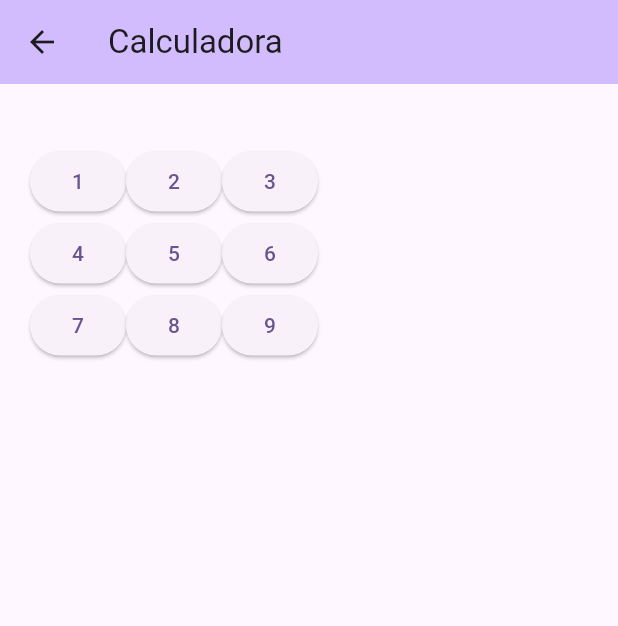
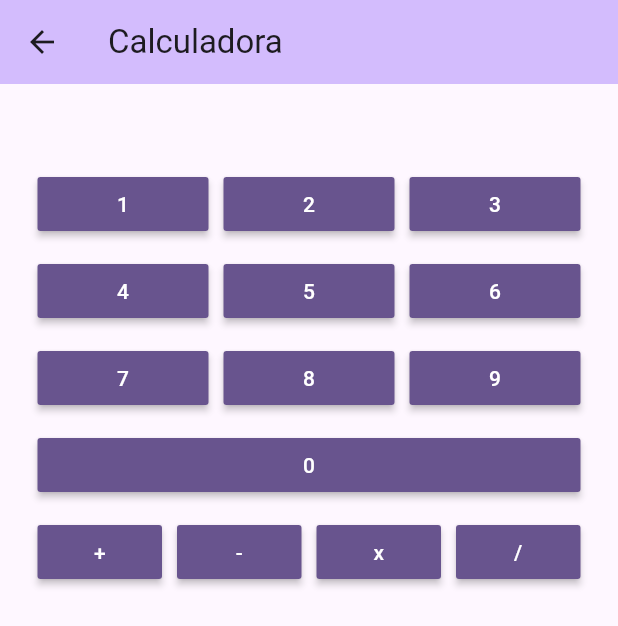
Before and after one commit to jmacboy/moviles-2-2024-1, a Flutter app: the screen it shows after launch, after a tap on "Ir a la página de calculadora", on a phone screen of 412 x 824 dp. Shown: the top 626 px of the screen. Run offline on Flutter 3.47's test engine with Material 3 defaults, Android fonts, the phone set to English and light mode, and no system bars; network calls fail.

Commit message:
agregada calculadora con botones estirados

```diff
--- a/pruebaflutter/lib/pages/calculator_page.dart
+++ b/pruebaflutter/lib/pages/calculator_page.dart
@@ -9,9 +9,22 @@ class CalculatorPage extends StatefulWidget {
 
 class _CalculatorPageState extends State<CalculatorPage> {
   String _result = '';
+  String currentOperation = '';
+  int firstNumber = 0;
   void appendNumber(int number) {
     setState(() {
       _result += number.toString();
+    });
+  }
+
+  void startOperation(String operation) {
+    currentOperation = operation;
+    firstNumber = 0;
+    if (_result.isNotEmpty) {
+      firstNumber = int.parse(_result);
+    }
+    setState(() {
+      _result = '';
     });
   }
 
@@ -26,7 +39,14 @@ class _CalculatorPageState extends State<CalculatorPage> {
           margin: const EdgeInsets.all(20.0),
           child: Column(
             children: [
-              Text(_result),
+              Row(children: [
+                Expanded(
+                    child: Text(
+                  _result,
+                  style: Theme.of(context).textTheme.headlineMedium,
+                  textAlign: TextAlign.right,
+                ))
+              ]),
               getNumberPanel(),
             ],
           )),
@@ -36,37 +56,85 @@ class _CalculatorPageState extends State<CalculatorPage> {
   getNumberPanel() {
     return Column(
       children: [
-        Row(
+        Container(
+          margin: const EdgeInsets.only(bottom: 10.0),
+          child: Row(
             children: [
               getNumberButton(1),
               getNumberButton(2),
               getNumberButton(3),
             ],
           ),
-        Row(
+        ),
+        Container(
+          margin: const EdgeInsets.only(bottom: 10.0),
+          child: Row(
             children: [
               getNumberButton(4),
               getNumberButton(5),
               getNumberButton(6),
             ],
           ),
-        Row(
+        ),
+        Container(
+          margin: const EdgeInsets.only(bottom: 10.0),
+          child: Row(
             children: [
               getNumberButton(7),
               getNumberButton(8),
               getNumberButton(9),
             ],
           ),
+        ),
+        Container(
+          margin: const EdgeInsets.only(bottom: 10.0),
+          child: Row(
+            children: [
+              getNumberButton(0),
+            ],
+          ),
+        ),
+        Row(
+          children: [
+            getOperationButton('+'),
+            getOperationButton('-'),
+            getOperationButton('x'),
+            getOperationButton('/'),
+          ],
+        )
       ],
     );
   }
 
   Widget getNumberButton(int number) {
-    return ElevatedButton(
+    return Expanded(
+      child: Container(
+        margin: const EdgeInsets.only(right: 5.0, left: 5.0),
+        child: MaterialButton(
           onPressed: () {
             appendNumber(number);
           },
+          color: Theme.of(context).colorScheme.primary,
+          textColor: const Color.fromRGBO(255, 255, 255, 1),
           child: Text('$number'),
+        ),
+      ),
+    );
+  }
+
+  Widget getOperationButton(String operation) {
+    return Expanded(
+      child: Container(
+        margin: const EdgeInsets.only(right: 5.0, left: 5.0),
+        child: MaterialButton(
+          onPressed: () {
+            startOperation(operation);
+          },
+          color: Theme.of(context).colorScheme.primary,
+          textColor: const Color.fromRGBO(255, 255, 255, 1),
+          child: Text(operation),
+        ),
+      ),
     );
   }
 }
--- a/pruebaflutter/lib/pages/home_page.dart
+++ b/pruebaflutter/lib/pages/home_page.dart
@@ -70,6 +70,7 @@ class _MyHomePageState extends State<MyHomePage> {
               child: FloatingActionButton(
                   onPressed: _resetCounter,
                   tooltip: 'Reset',
+                  heroTag: "reset",
                   child: const Icon(Icons.refresh)),
             ),
             const Spacer(),
@@ -79,11 +80,13 @@ class _MyHomePageState extends State<MyHomePage> {
                 FloatingActionButton(
                   onPressed: _incrementCounter,
                   tooltip: 'Increment',
+                  heroTag: "increment",
                   child: const Icon(Icons.add),
                 ),
                 FloatingActionButton(
                   onPressed: _decrementCounter,
                   tooltip: 'Decrement',
+                  heroTag: "decrement",
                   child: const Icon(Icons.remove),
                 ),
               ],
```
Also changed, not shown: pruebaflutter/lib/pages/image_page.dart (+5 -3 lines). Lines whose indentation alone changed are shown as unchanged.
